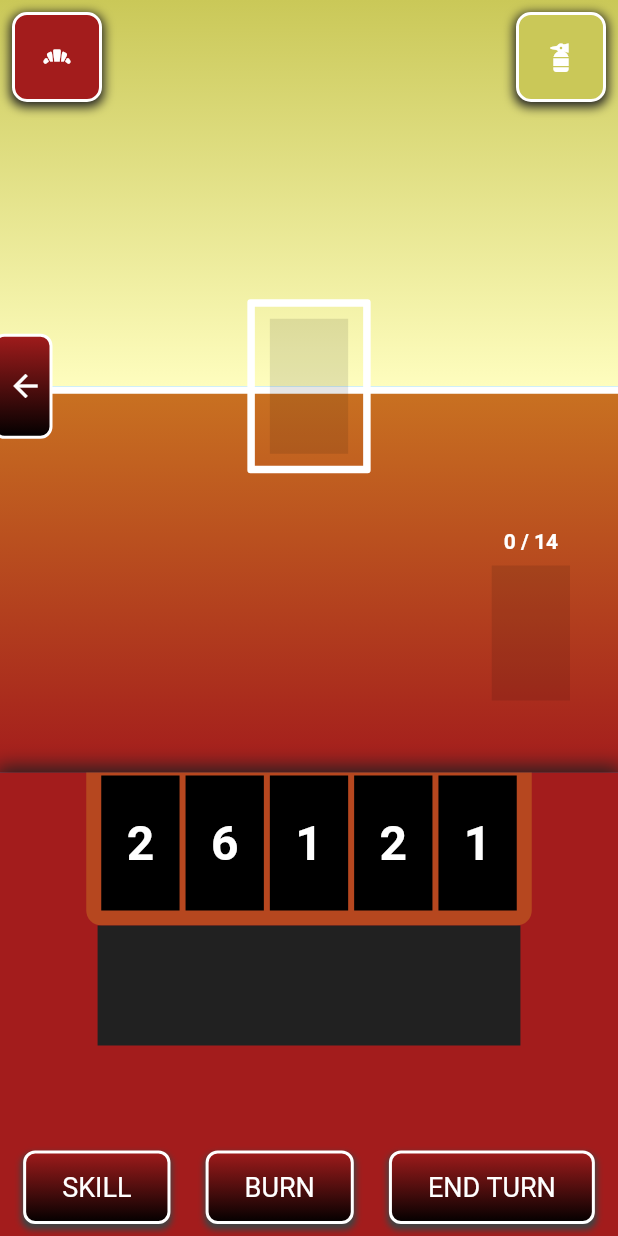
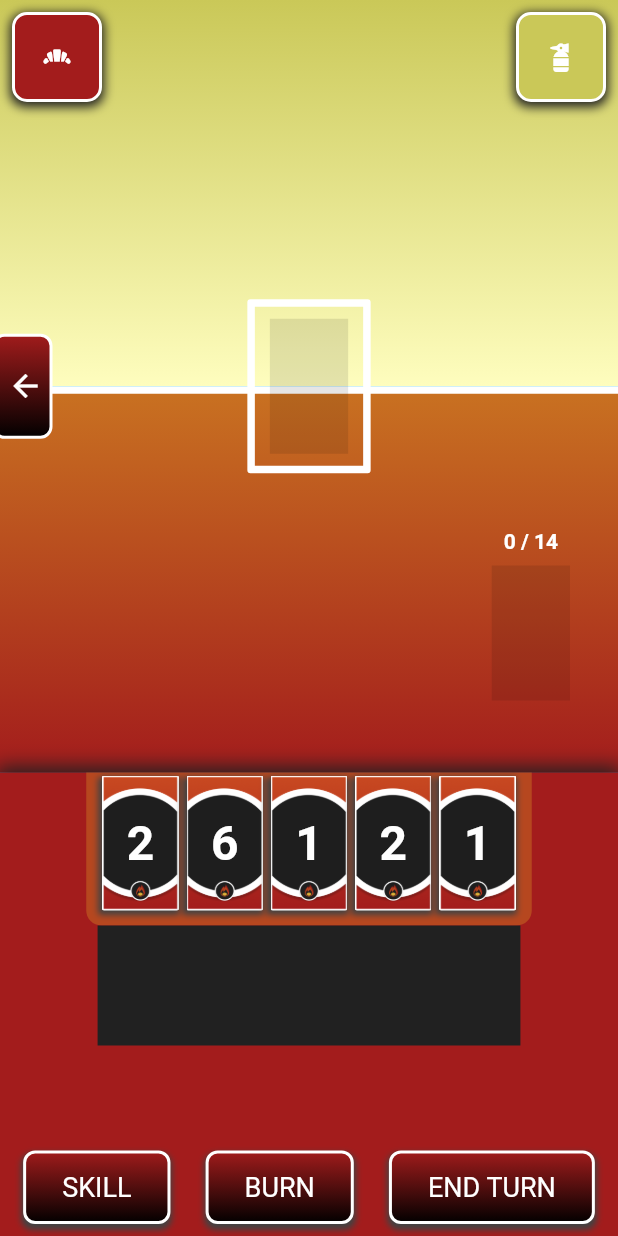
Before and after one commit to dompetriella/Elementals, a Flutter app: the screen it shows after launch, after a tap on "Play", on a phone screen of 412 x 824 dp. Run offline on Flutter 3.47's test engine with Material 2 defaults, Android fonts, the phone set to English and light mode, and no system bars; our stand-ins replace flutter_hooks, flutter_riverpod, freezed_annotation, go_router, hexcolor, hooks_riverpod; missing offline and left inert: flutter_guid.

Commit message:
added some local state hooks for element cards

```diff
--- a/lib/game_components/element_card.dart
+++ b/lib/game_components/element_card.dart
@@ -1,6 +1,11 @@
 import 'package:elementals/models/element_card_data.dart';
 import 'package:elementals/models/enums.dart';
 import 'package:flutter/material.dart';
+import 'package:flutter_hooks/flutter_hooks.dart';
+import 'package:flutter_riverpod/flutter_riverpod.dart';
+import 'package:hooks_riverpod/hooks_riverpod.dart';
+
+import '../providers/playerDataProvider.dart';
 
 double proportionPercent = .58;
 
@@ -9,28 +14,40 @@ double playerCardWidth = playerCardHeight * proportionPercent;
 double opponentCardHeight = 65;
 double opponentCardWidth = opponentCardHeight * proportionPercent;
 
-class ElementCard extends StatelessWidget {
-  final bool isPlayer;
+class ElementCard extends HookConsumerWidget {
   final bool isSelected;
   final bool isFaceUp;
-  final bool isStarter;
   final ElementCardData elementCardData;
   const ElementCard(
       {super.key,
       required this.elementCardData,
-      this.isStarter = false,
-      this.isPlayer = true,
       this.isFaceUp = true,
       this.isSelected = false});
 
   @override
-  Widget build(BuildContext context) {
+  Widget build(BuildContext context, WidgetRef ref) {
+    final selectedState = useState(isSelected);
     return Padding(
-      padding: const EdgeInsets.symmetric(horizontal: 2.0),
+      padding: const EdgeInsets.fromLTRB(2.0, 0, 2.0, 0),
+      child: GestureDetector(
+        onTap: () => selectedState.value = !selectedState.value,
         child: Container(
-        height: isPlayer ? playerCardHeight : opponentCardHeight,
-        width: isPlayer ? playerCardWidth : opponentCardWidth,
-        color: Colors.black,
+          height: playerCardHeight,
+          width: playerCardWidth,
+          decoration: BoxDecoration(
+              color: Colors.transparent,
+              boxShadow: [
+                BoxShadow(
+                    offset: Offset(-1, 2),
+                    blurRadius: 3,
+                    spreadRadius: 1,
+                    color: Colors.grey.shade800)
+              ],
+              image: DecorationImage(
+                image: AssetImage(
+                    "assets/game_assets/${ref.watch(playerProvider).elementalType.frontImagePath}.png"),
+              ),
+              borderRadius: BorderRadius.circular(2)),
           child: Center(
               child: Text(
             elementCardData.value.toString(),
@@ -40,6 +57,7 @@ class ElementCard extends StatelessWidget {
                 fontWeight: FontWeight.bold),
           )),
         ),
+      ),
     );
   }
 }
--- a/pubspec.yaml
+++ b/pubspec.yaml
@@ -43,6 +43,8 @@ dependencies:
   json_annotation: ^4.8.0
   hexcolor: ^3.0.1
   flutter_guid: ^0.3.1
+  flutter_hooks: ^0.18.5+1
+  hooks_riverpod: ^2.1.3
 
 dev_dependencies:
   flutter_test:
```
Also changed, not shown: pubspec.lock. Lines whose indentation alone changed are shown as unchanged.
